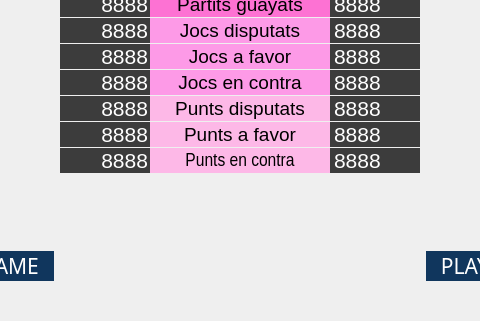
Before: the Qt Designer form playerstatsform.ui in xiaoyuanyangxu/sportroom-qt, drawn with Qt 5; both pictures show x 173 to 653 and y 148 to 469 of the 826 by 469 pixel window.
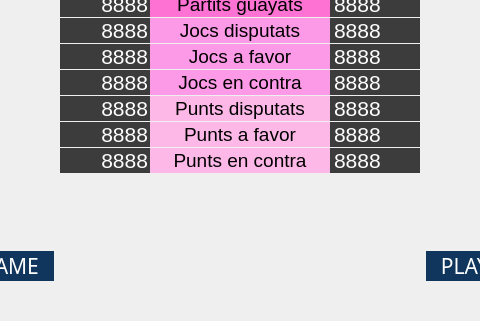
After: the same form once the commit is applied.

Commit message: windows specific things

What changed in the file:
```diff
--- a/playerstatsform.ui
+++ b/playerstatsform.ui
@@ -1419,7 +1419,7 @@
            </property>
            <property name="font">
             <font>
-             <family>Arial Narrow</family>
+             <family>Arial</family>
              <pointsize>14</pointsize>
              <weight>50</weight>
              <bold>false</bold>
```
The commit also changes 4 other files.
